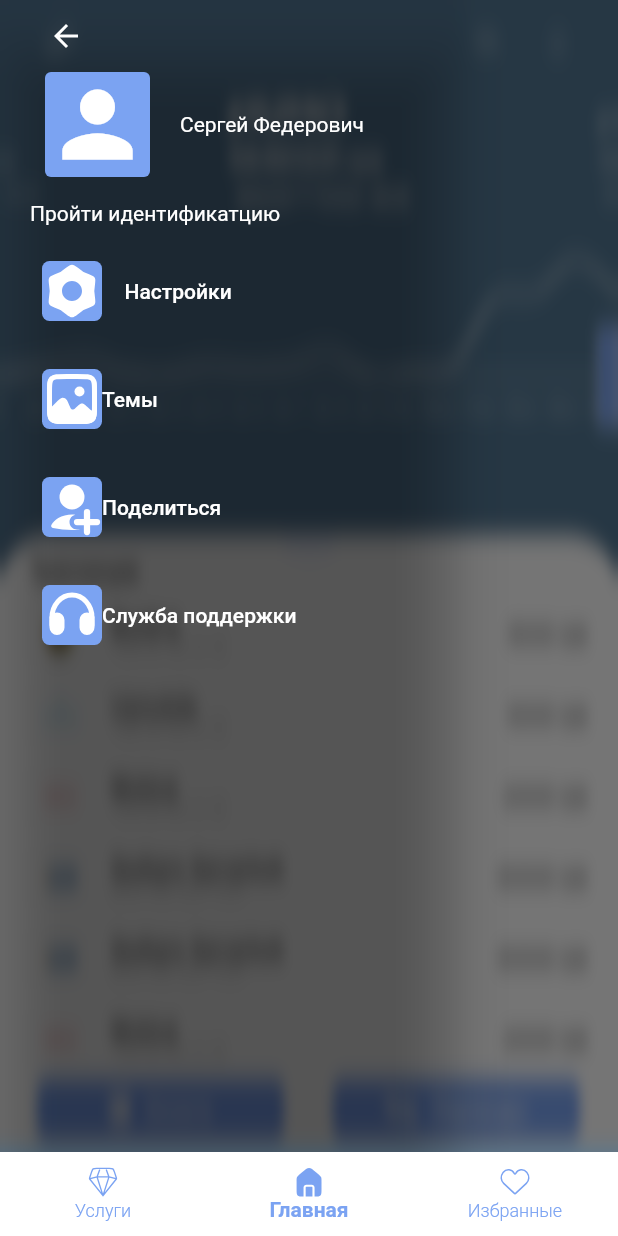
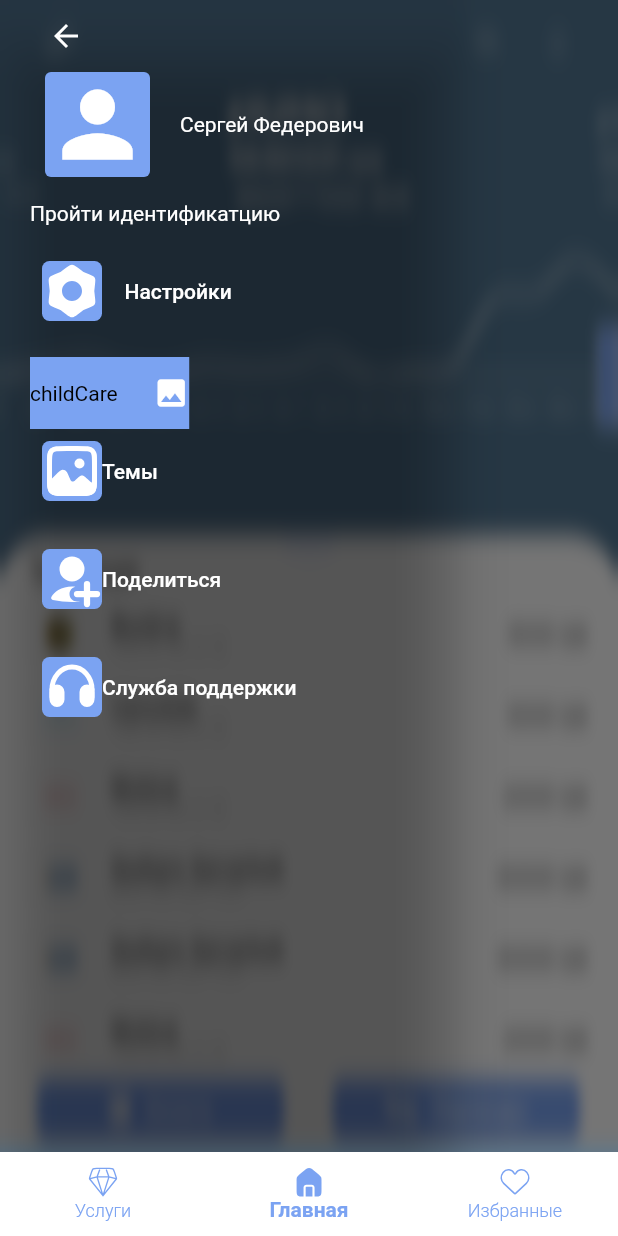
Before and after one commit to farhodyusupov/Quant-Flutter-, a Flutter app: the screen it shows after launch, in the side drawer, after a tap on "Темы", on a phone screen of 412 x 824 dp. Run offline on Flutter 3.47's test engine with Material 2 defaults, Android fonts, the phone set to English and light mode, and no system bars; drawn by our look-alikes of carousel_slider, fl_chart, sliding_up_panel; our stand-ins replace bloc, dotted_border, flutter_bloc, flutter_custom_clippers, flutter_svg, hive and 2 more; missing offline and left inert: dart:ffi; accounts and stored records are empty.

Commit message:
procces -> changing theme

```diff
--- a/lib/constants/themes.dart
+++ b/lib/constants/themes.dart
@@ -4,6 +4,8 @@ import 'package:flutter/material.dart';
 List<ThemeData> themeList = [
   QuantThemes.childCare,
   QuantThemes.flyingLemon,
+  QuantThemes.blueTheme,
+  QuantThemes.purpleTheme
 ];
 
 class QuantThemes{
@@ -18,6 +20,15 @@ class QuantThemes{
     scaffoldBackgroundColor: Color(0xff537895)
   );
 
+  static final blueTheme = ThemeData(
+    backgroundColor: Color(0xff05A9CA),
+    scaffoldBackgroundColor: Color(0xff05A9CA)
+  );
+
+  static final purpleTheme = ThemeData(
+    backgroundColor: Color(0xffC5B2FF),
+    scaffoldBackgroundColor: Color(0xffC5B2FF)
+  );
 
 
 }
--- a/lib/main.dart
+++ b/lib/main.dart
@@ -1,12 +1,14 @@
 import 'package:flutter/material.dart';
 import 'package:flutter_bloc/flutter_bloc.dart';
 import 'package:quant_flutter_new/constants/themes.dart';
-
+import 'package:hive/hive.dart';
 import 'bloc/home_bloc/home_bloc.dart';
 import 'ui/widgets/bottom_navigation_bar.dart';
-
-
-void main() {
+import 'package:hive_flutter/hive_flutter.dart';
+import 'package:quant_flutter_new/data/local/local_theme.dart';
+void main() async{
+  await Hive.initFlutter();
+  await Hive.openBox('quantThemes');
   runApp(const MyApp());
 }
 
@@ -20,11 +22,9 @@ class MyApp extends StatelessWidget {
       create: (context) => HomeBloc(),
       child: BlocBuilder<HomeBloc, HomeState>(
         builder: (context, state) {
-
             return MaterialApp(
               debugShowCheckedModeBanner: false,
               title: 'Quant',
-
               theme: state is ChangeThemeState?themeList[state.themeNumber]:themeList[0],
               home: const BottomNavBar(),
             );
--- a/lib/ui/widgets/drawer.dart
+++ b/lib/ui/widgets/drawer.dart
@@ -3,6 +3,7 @@ import 'package:flutter_bloc/flutter_bloc.dart';
 import 'package:flutter_custom_clippers/flutter_custom_clippers.dart';
 import 'package:flutter_svg/flutter_svg.dart';
 import 'package:flutter/material.dart';
+import 'package:hive/hive.dart';
 import 'package:quant_flutter_new/bloc/home_bloc/home_bloc.dart';
 import 'package:quant_flutter_new/constants/constants.dart';
 
@@ -16,6 +17,40 @@ class DrawerWidget extends StatefulWidget {
 class _DrawerWidgetState extends State<DrawerWidget> {
   double imageSize = 30;
   double containerSize = 40;
+  String dropdownValue = 'childCare';
+
+  List<String> themeList=['childCare', 'flyingLemon', "blueTheme", 'purpleTheme'];
+
+  // late final Box box;
+  // _addInfo(int currentTheme) async {
+  //   box.put('currnetTheme', currentTheme);
+  // }
+  //
+  // _getInfo() {
+  //   // Get info from people box
+  // }
+  //
+  // _updateInfo() {
+  //   // Update info of people box
+  // }
+  //
+  // _deleteInfo() {
+  //   // Delete info from people box
+  // }
+  // void initState() {
+  //   super.initState();
+  //   // Get reference to an already opened box
+  //   box = Hive.box('peopleBox');
+  // }
+  //
+  // @override
+  // void dispose() {
+  //   // Closes all Hive boxes
+  //   Hive.close();
+  //   super.dispose();
+  // }
+
+
 
   @override
   Widget build(BuildContext context) {
@@ -108,6 +143,40 @@ class _DrawerWidgetState extends State<DrawerWidget> {
               const SizedBox(
                 height: 16,
               ),
+              Container(
+                color: drawerContainerColor,
+                child: DropdownButton<String>(
+                  value: dropdownValue,
+                  icon: Icon(Icons.image, color: Colors.white,),
+                  elevation: 16,
+                  style: const TextStyle(color: Colors.white),
+                  underline: Container(
+                    height: 0,
+                    color: drawerContainerColor,
+                  ),
+                  onChanged: (String? newValue) {
+                    setState(() {
+                      dropdownValue = newValue!;
+                    });
+
+                    int cnt=0;
+                    for(int i=0;i<themeList.length;i++){
+                      if(themeList[i]==dropdownValue){
+                        cnt=i;
+                      }
+                    }
+                    // _addInfo(cnt);
+                    _bloc.add(ChangeThemeEvent(cnt));
+                  },
+                    items: themeList
+                      .map<DropdownMenuItem<String>>((String value) {
+                    return DropdownMenuItem<String>(
+                      value: value,
+                      child: Text(value, style: TextStyle(color: Colors.black),),
+                    );
+                  }).toList(),
+                ),
+              ),
               TextButton(
                 onPressed: () {
                   _bloc.add(ChangeThemeEvent(1));
--- a/pubspec.yaml
+++ b/pubspec.yaml
@@ -21,6 +21,8 @@ dependencies:
   dotted_border: ^2.0.0+2
   sliding_up_panel: ^2.0.0+1
   cupertino_icons: ^1.0.2
+  hive: ^2.0.6
+  hive_flutter: ^1.1.0
 
 dev_dependencies:
   flutter_test:
```
Also changed, not shown: lib/data/local/local_theme.dart (added, +10 -0 lines), lib/ui/widgets/select_theme.dart (added, +66 -0 lines), pubspec.lock.
